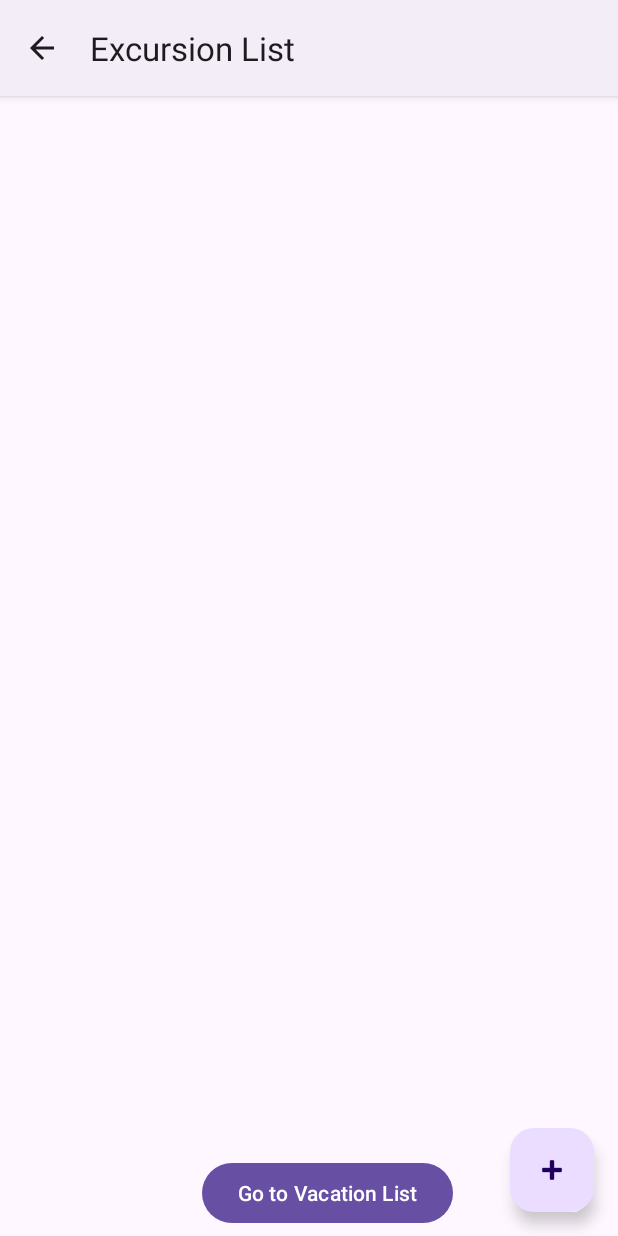
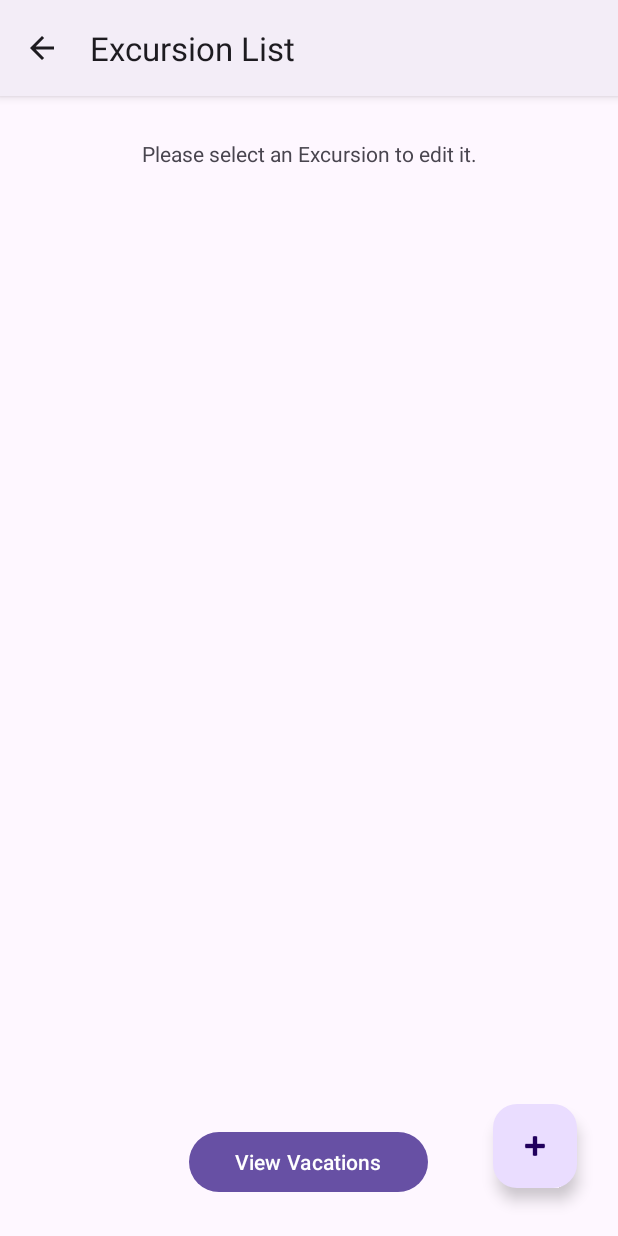
Before and after one commit to codebymarshall/mobile-app, an Android app: the ExcursionList screen opened directly, with no data from a screen before it, on a phone screen of 412 x 824 dp. Run offline under Robolectric (Android 15) with nearby library versions, the phone set to English and light mode, and no system bars; our stand-ins replace Room's generated code.

Commit message:
Fixing variables

```diff
--- a/app/src/main/java/com/vacationtracker/mobile_app/ui/ExcursionList.java
+++ b/app/src/main/java/com/vacationtracker/mobile_app/ui/ExcursionList.java
@@ -37,13 +37,13 @@ public class ExcursionList extends AppCompatActivity {
 
         repository = new Repository(getApplication());
 
-        FloatingActionButton fab = findViewById(R.id.floatingActionButton);
+        FloatingActionButton fab = findViewById(R.id.floatingActionButton4);
         fab.setOnClickListener(view -> {
             Intent intent = new Intent(ExcursionList.this, ExcursionDetails.class);
             startActivity(intent);
         });
 
-        findViewById(R.id.button_to_vacation_list).setOnClickListener(view -> {
+        findViewById(R.id.viewVacations).setOnClickListener(view -> {
             Intent intent = new Intent(ExcursionList.this, VacationList.class);
             startActivity(intent);
         });
--- a/app/src/main/res/layout/activity_excursion_list.xml
+++ b/app/src/main/res/layout/activity_excursion_list.xml
@@ -9,37 +9,47 @@
 
     <androidx.recyclerview.widget.RecyclerView
         android:id="@+id/recyclerview"
-        android:layout_width="match_parent"
-        android:layout_height="443dp"
-        android:layout_marginBottom="216dp"
-        app:layout_constraintBottom_toTopOf="@id/floatingActionButton"
+        android:layout_width="370dp"
+        android:layout_height="454dp"
+        android:layout_marginTop="48dp"
         app:layout_constraintEnd_toEndOf="parent"
         app:layout_constraintStart_toStartOf="parent"
         app:layout_constraintTop_toTopOf="parent" />
 
     <com.google.android.material.floatingactionbutton.FloatingActionButton
-        android:id="@+id/floatingActionButton"
+        android:id="@+id/floatingActionButton4"
         android:layout_width="wrap_content"
         android:layout_height="wrap_content"
-        android:layout_margin="16dp"
-        android:layout_marginEnd="16dp"
-        android:layout_marginBottom="16dp"
-        android:src="@android:drawable/ic_input_add"
+        android:layout_marginBottom="32dp"
+        android:clickable="true"
         app:layout_constraintBottom_toBottomOf="parent"
-        app:layout_constraintEnd_toEndOf="parent" />
+        app:layout_constraintEnd_toEndOf="parent"
+        app:layout_constraintHorizontal_bias="0.923"
+        app:layout_constraintStart_toStartOf="parent"
+        app:srcCompat="@android:drawable/ic_input_add" />
 
     <Button
-        android:id="@+id/button_to_vacation_list"
+        android:id="@+id/viewVacations"
+        android:layout_width="159dp"
+        android:layout_height="48dp"
+        android:layout_marginTop="156dp"
+        android:text="View Vacations"
+        app:layout_constraintBottom_toBottomOf="parent"
+        app:layout_constraintEnd_toEndOf="parent"
+        app:layout_constraintHorizontal_bias="0.498"
+        app:layout_constraintStart_toStartOf="parent"
+        app:layout_constraintTop_toBottomOf="@+id/recyclerview"
+        app:layout_constraintVertical_bias="0.529" />
+
+    <TextView
+        android:id="@+id/editExcursions"
         android:layout_width="wrap_content"
         android:layout_height="wrap_content"
-        android:layout_marginStart="124dp"
-        android:layout_marginTop="720dp"
-        android:layout_marginEnd="27dp"
-        android:layout_marginBottom="17dp"
-        android:text="Go to Vacation List"
-        app:layout_constraintBottom_toBottomOf="parent"
-        app:layout_constraintEnd_toStartOf="@+id/floatingActionButton"
+        android:text="Please select an Excursion to edit it."
+        app:layout_constraintBottom_toTopOf="@+id/recyclerview"
+        app:layout_constraintEnd_toEndOf="parent"
         app:layout_constraintStart_toStartOf="parent"
-        app:layout_constraintTop_toTopOf="parent" />
+        app:layout_constraintTop_toTopOf="parent"
+        app:layout_constraintVertical_bias="1.0" />
 
 </androidx.constraintlayout.widget.ConstraintLayout>
```
